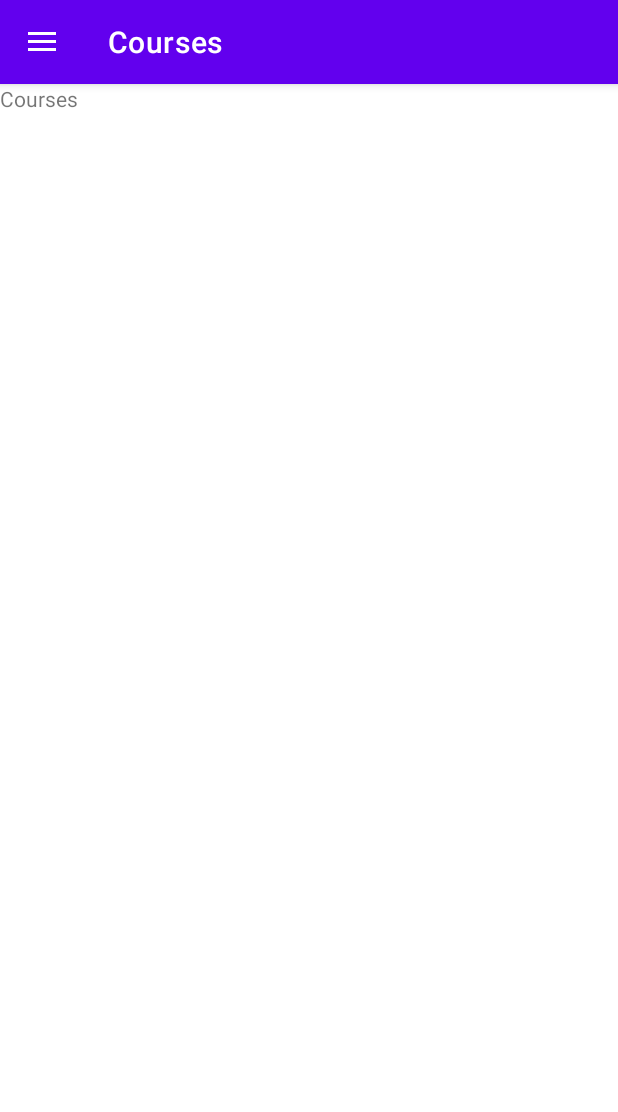
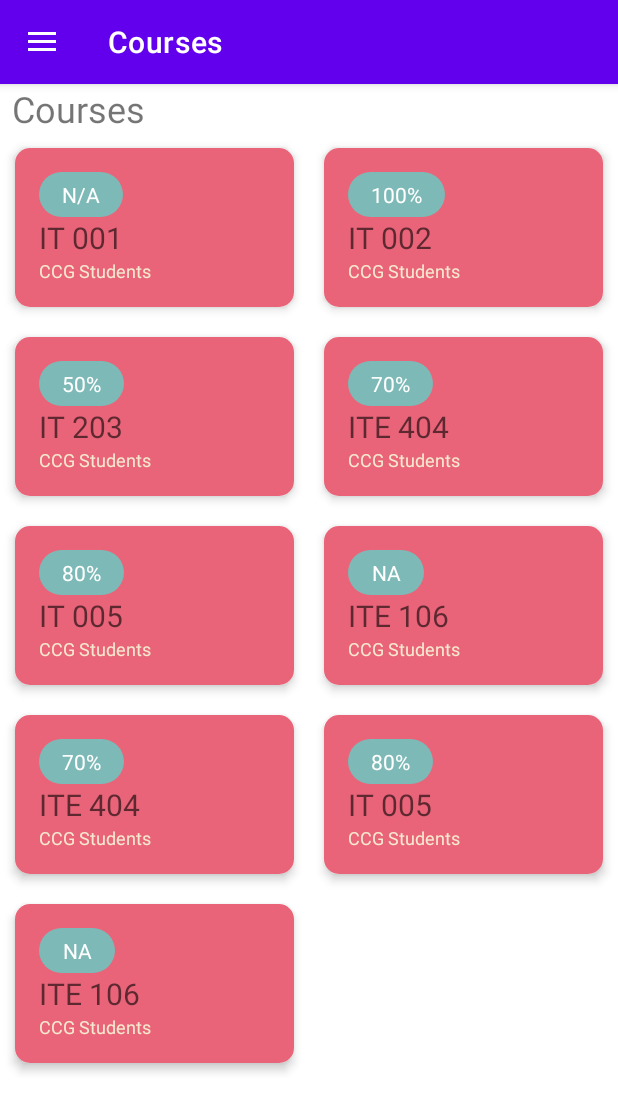
Before and after one commit to johnmickorpnt/SMSHS, an Android app: the screen it shows after launch (MainActivity), in the side drawer, after a tap on "Courses", on a phone screen of 412 x 824 dp. Shown: the top 1112 px of the screen. Run offline under Robolectric (Android 15) with nearby library versions, the phone set to English and light mode, and no system bars.

Commit message:
Small UI Changes
Small UI Changes

```diff
--- a/app/src/main/java/com/example/itcp/CoursesFragment.kt
+++ b/app/src/main/java/com/example/itcp/CoursesFragment.kt
@@ -1,59 +1,91 @@
 package com.example.itcp
 
+import android.graphics.Rect
 import android.os.Bundle
-import androidx.fragment.app.Fragment
 import android.view.LayoutInflater
 import android.view.View
 import android.view.ViewGroup
+import android.widget.GridLayout
+import androidx.fragment.app.Fragment
+import androidx.recyclerview.widget.GridLayoutManager
+import androidx.recyclerview.widget.LinearLayoutManager
+import androidx.recyclerview.widget.RecyclerView
+import androidx.recyclerview.widget.StaggeredGridLayoutManager
 
-// TODO: Rename parameter arguments, choose names that match
-// the fragment initialization parameters, e.g. ARG_ITEM_NUMBER
-private const val ARG_PARAM1 = "param1"
-private const val ARG_PARAM2 = "param2"
-
-/**
- * A simple [Fragment] subclass.
- * Use the [CoursesFragment.newInstance] factory method to
- * create an instance of this fragment.
- */
 class CoursesFragment : Fragment() {
     // TODO: Rename and change types of parameters
     private var param1: String? = null
     private var param2: String? = null
 
-    override fun onCreate(savedInstanceState: Bundle?) {
-        super.onCreate(savedInstanceState)
-        arguments?.let {
-            param1 = it.getString(ARG_PARAM1)
-            param2 = it.getString(ARG_PARAM2)
-        }
-    }
+    private lateinit var adapter: MyAdapter
+    private lateinit var newRecyclerView: RecyclerView
+    private lateinit var courseArrayList : ArrayList<CoursesModel>
 
+    private lateinit var title : Array<String>
+    private lateinit var section : Array<String>
+    private lateinit var status : Array<String>
     override fun onCreateView(
-        inflater: LayoutInflater, container: ViewGroup?,
+        inflater: LayoutInflater,
+        container: ViewGroup?,
         savedInstanceState: Bundle?
     ): View? {
-        // Inflate the layout for this fragment
         return inflater.inflate(R.layout.fragment_courses, container, false)
     }
 
-    companion object {
-        /**
-         * Use this factory method to create a new instance of
-         * this fragment using the provided parameters.
-         *
-         * @param param1 Parameter 1.
-         * @param param2 Parameter 2.
-         * @return A new instance of fragment ModulesFragment.
-         */
-        // TODO: Rename and change types and number of parameters
-        @JvmStatic
-        fun newInstance(param1: String, param2: String) =
-            CoursesFragment().apply {
-                arguments = Bundle().apply {
-                    putString(ARG_PARAM1, param1)
-                    putString(ARG_PARAM2, param2)
-                }
-            }
+    override fun onViewCreated(view: View, savedInstanceState: Bundle?) {
+        super.onViewCreated(view, savedInstanceState)
+        dataInit()
+        var layoutManager =  StaggeredGridLayoutManager(2, StaggeredGridLayoutManager.VERTICAL)
+        newRecyclerView = view.findViewById(R.id.recycler_view)
+        adapter = MyAdapter(courseArrayList)
+        newRecyclerView.adapter = adapter
+        newRecyclerView.isNestedScrollingEnabled = false
+        newRecyclerView.layoutManager = layoutManager
+
+    }
+
+    private fun dataInit(){
+        courseArrayList = arrayListOf<CoursesModel>()
+
+        title = arrayOf(
+            "IT 001",
+            "IT 002",
+            "IT 203",
+            "ITE 404",
+            "IT 005",
+            "ITE 106",
+            "ITE 404",
+            "IT 005",
+            "ITE 106",
+        )
+
+        section = arrayOf(
+            "IT4A1",
+            "IT4A2",
+            "IT4A1",
+            "IT4A2",
+            "IT4A1",
+            "IT4A3",
+            "IT4A2",
+            "IT4A1",
+            "IT4A3"
+        )
+
+        status = arrayOf(
+            "N/A",
+            "100%",
+            "50%",
+            "70%",
+            "80%",
+            "NA",
+            "70%",
+            "80%",
+            "NA",
+        )
+
+        for(i in title.indices){
+            val course = CoursesModel(title[i], section[i], status[i])
+            courseArrayList.add(course)
+        }
     }
 }
--- a/app/src/main/res/drawable/rounded_textview.xml
+++ b/app/src/main/res/drawable/rounded_textview.xml
@@ -1,4 +1,3 @@
-<?xml version="1.0" encoding="utf-8"?>
 <?xml version="1.0" encoding="utf-8"?>
 <selector xmlns:android="http://schemas.android.com/apk/res/android">
     <item android:drawable="@drawable/rounded" />
--- a/app/src/main/res/layout/fragment_attendance.xml
+++ b/app/src/main/res/layout/fragment_attendance.xml
@@ -11,6 +11,6 @@
         android:layout_width="match_parent"
         android:layout_height="match_parent"
         android:background="#FFFFFF"
-        android:text="Attendance fragment" />
+        android:text="Attendance will be visible here" />
 
 </FrameLayout>
--- a/app/src/main/res/layout/fragment_courses.xml
+++ b/app/src/main/res/layout/fragment_courses.xml
@@ -1,15 +1,34 @@
 <?xml version="1.0" encoding="utf-8"?>
-<FrameLayout xmlns:android="http://schemas.android.com/apk/res/android"
+<androidx.core.widget.NestedScrollView xmlns:android="http://schemas.android.com/apk/res/android"
+    xmlns:app="http://schemas.android.com/apk/res-auto"
     xmlns:tools="http://schemas.android.com/tools"
     android:layout_width="match_parent"
     android:layout_height="match_parent"
-    android:background="#FFFFFF"
     tools:context=".CoursesFragment">
 
-    <!-- TODO: Update blank fragment layout -->
-    <TextView
+    <RelativeLayout
         android:layout_width="match_parent"
-        android:layout_height="match_parent"
-        android:text="Courses" />
+        android:layout_height="match_parent">
 
-</FrameLayout>
+        <androidx.recyclerview.widget.RecyclerView
+            android:id="@+id/recycler_view"
+            android:layout_width="wrap_content"
+            android:layout_height="wrap_content"
+            android:layout_below="@+id/coursesTextView"
+            android:layout_alignParentStart="true"
+            android:layout_alignParentEnd="true"
+            app:layoutManager="androidx.recyclerview.widget.GridLayoutManager"
+            app:spanCount="2" />
+
+        <TextView
+            android:id="@+id/coursesTextView"
+            android:layout_width="wrap_content"
+            android:layout_height="wrap_content"
+            android:layout_alignParentTop="true"
+            android:layout_marginStart="8dp"
+            android:layout_marginTop="0dp"
+            android:text="Courses"
+            android:textSize="24sp" />
+
+    </RelativeLayout>
+</androidx.core.widget.NestedScrollView>
--- a/app/src/main/res/layout/recycler_view_row.xml
+++ b/app/src/main/res/layout/recycler_view_row.xml
@@ -1,22 +1,22 @@
 <?xml version="1.0" encoding="utf-8"?>
-<androidx.constraintlayout.widget.ConstraintLayout xmlns:android="http://schemas.android.com/apk/res/android"
+<androidx.cardview.widget.CardView xmlns:android="http://schemas.android.com/apk/res/android"
     xmlns:app="http://schemas.android.com/apk/res-auto"
-    xmlns:tools="http://schemas.android.com/tools"
-    android:layout_width="match_parent"
-    android:layout_height="match_parent">
-
-    <androidx.cardview.widget.CardView
+    android:id="@+id/cardLayout"
+    layout_height="match_parent"
     android:layout_width="match_parent"
     android:layout_height="wrap_content"
+    android:layout_gravity="clip_vertical|center_horizontal"
+    android:layout_margin="10dp"
+    android:foreground="?attr/selectableItemBackground"
+    android:shape="ring"
+    app:cardCornerRadius="10dp"
+    app:cardElevation="4dp"
     app:layout_constraintBottom_toBottomOf="parent"
     app:layout_constraintEnd_toEndOf="parent"
     app:layout_constraintStart_toStartOf="parent"
-        android:shape="ring"
-        app:layout_constraintTop_toTopOf="parent"
-        app:cardCornerRadius="20dp">
+    app:layout_constraintTop_toTopOf="parent">
 
-        <androidx.constraintlayout.widget.ConstraintLayout
-
+    <RelativeLayout
         android:layout_width="match_parent"
         android:layout_height="match_parent"
         android:background="#E96479"
@@ -29,21 +29,14 @@
         android:paddingBottom="16dp">
 
         <TextView
-                android:id="@+id/sectionTitle"
-                android:layout_width="wrap_content"
-                android:layout_height="wrap_content"
-                android:text="CCG Students"
-                android:textColor="#F5E9CF"
-                app:layout_constraintStart_toStartOf="parent"
-                app:layout_constraintTop_toBottomOf="@+id/courseTitle" />
-
-            <TextView
             android:id="@+id/courseTitle"
             android:layout_width="wrap_content"
             android:layout_height="wrap_content"
+            android:layout_below="@+id/status"
+            android:layout_alignParentStart="true"
             android:text="Canvas Course Guide for Students"
-                android:textAppearance="@style/TextAppearance.AppCompat.Display1"
-                android:textSize="30sp"
+            android:textAppearance="@style/TextAppearance.AppCompat.Display3"
+            android:textSize="20sp"
             app:layout_constraintEnd_toEndOf="parent"
             app:layout_constraintStart_toStartOf="parent"
             app:layout_constraintTop_toBottomOf="@+id/status" />
@@ -52,22 +45,34 @@
             android:id="@+id/status"
             android:layout_width="wrap_content"
             android:layout_height="wrap_content"
+            android:layout_alignParentStart="true"
+            android:layout_alignParentTop="true"
             android:background="@drawable/rounded_textview"
             android:gravity="center"
-                android:maxWidth="100dp"
-                android:minWidth="100dp"
             android:padding="5dp"
-                android:paddingStart="5dp"
+            android:paddingStart="15dp"
             android:paddingLeft="5dp"
             android:paddingTop="15dp"
-                android:paddingEnd="5dp"
+            android:paddingEnd="15dp"
             android:paddingRight="15dp"
             android:paddingBottom="5dp"
             android:text="N/A"
             android:textColor="#FFFFFF"
+            android:textSize="14sp"
             app:layout_constraintStart_toStartOf="parent"
             app:layout_constraintTop_toTopOf="parent" />
-        </androidx.constraintlayout.widget.ConstraintLayout>
+
+        <TextView
+            android:id="@+id/sectionTitle"
+            android:layout_width="wrap_content"
+            android:layout_height="wrap_content"
+            android:layout_below="@+id/courseTitle"
+            android:layout_alignParentStart="true"
+            android:text="CCG Students"
+            android:textColor="#F5E9CF"
+            android:textSize="12sp"
+            app:layout_constraintStart_toStartOf="parent"
+            app:layout_constraintTop_toBottomOf="@+id/courseTitle" />
+    </RelativeLayout>
 
 </androidx.cardview.widget.CardView>
-</androidx.constraintlayout.widget.ConstraintLayout>
```
Lines whose indentation alone changed are shown as unchanged.
